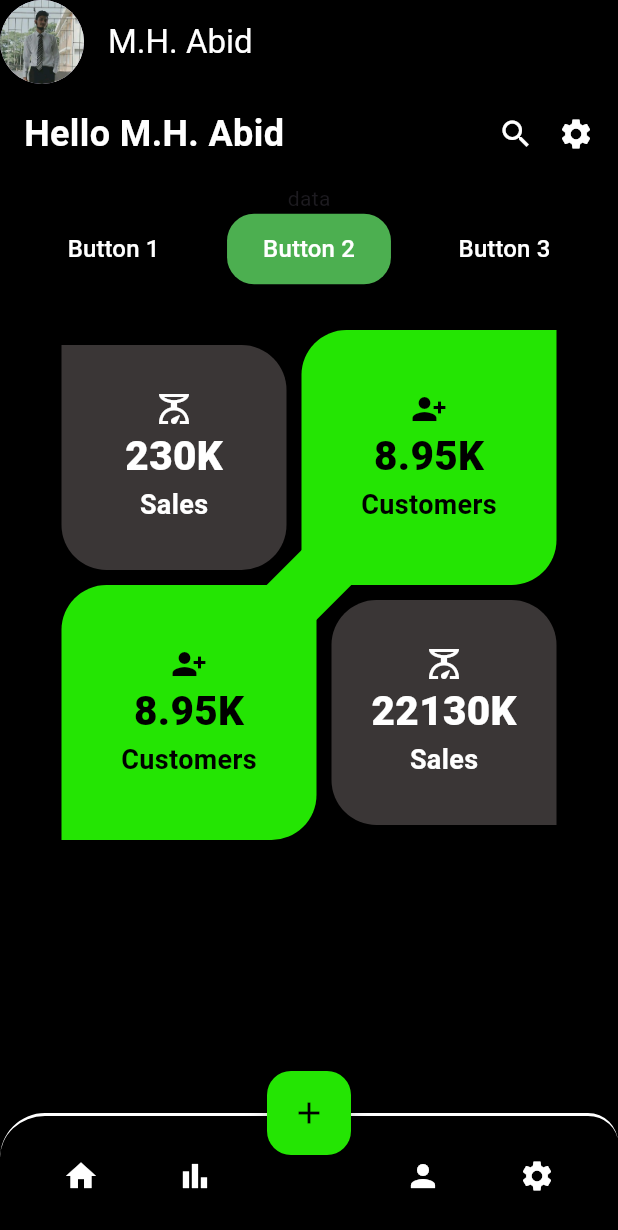
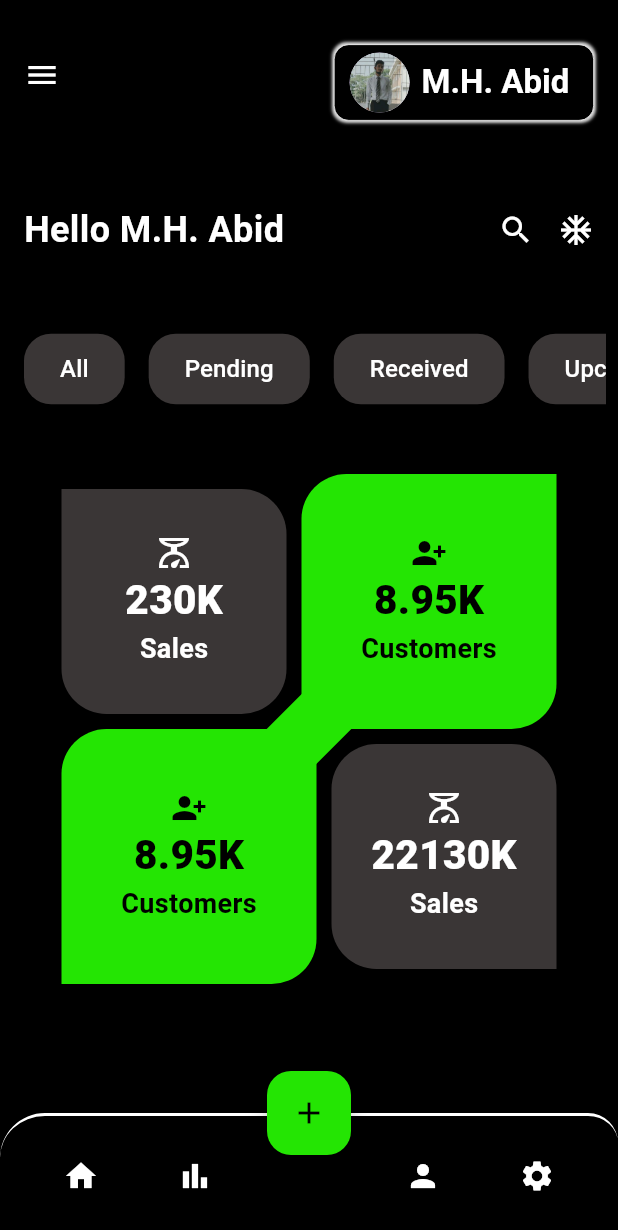
Before and after one commit to mahbub-hasan-abid/flutter-UI-design, a Flutter app: the screen it shows after launch, on a phone screen of 412 x 824 dp. Shown: the top 1230 px of the screen. Run offline on Flutter 3.47's test engine with Material 3 defaults, Android fonts, the phone set to English and light mode, and no system bars; project files that could hold a hidden picture were left out.

Commit message:
sales_tracking

```diff
--- a/sales_track_with_heatmap/tracking/lib/main.dart
+++ b/sales_track_with_heatmap/tracking/lib/main.dart
@@ -24,23 +24,69 @@ class MyApp extends StatelessWidget {
 class HomePage extends StatelessWidget {
   @override
   Widget build(BuildContext context) {
-    return Scaffold(
+    return SafeArea(
+      top: true,
+      child: Scaffold(
           backgroundColor: Colors.black,
           appBar: AppBar(
+            toolbarHeight: 100,
             backgroundColor: Colors.black,
             elevation: 0,
-          leading: const CircleAvatar(
+            leading: const Icon(Icons.menu, color: Colors.white),
+            centerTitle: true, // Replace with your desired icon
+            title: Padding(
+              padding: const EdgeInsets.only(top: 10),
+              child: Row(
+                mainAxisAlignment:
+                    MainAxisAlignment.end, // Align content to the right
+                children: [
+                  Container(
+                    padding: const EdgeInsets.all(5.0),
+                    decoration: BoxDecoration(
+                      color: Colors.black, // Background color of the square
+                      shape: BoxShape.rectangle,
+                      borderRadius:
+                          BorderRadius.circular(10.0), // Rounded corners
+                      border: Border.all(
+                          color: Colors.white, width: .5), // White border
+                      boxShadow: [
+                        BoxShadow(
+                          color: const Color.fromARGB(255, 245, 245, 245)
+                              .withOpacity(0.9), // Shadow color
+                          spreadRadius: 1, // Spread radius
+                          blurRadius: 1, // Blur radius
+                          // offset: const Offset(1, 1), // Shadow offset
+                        ),
+                      ],
+                    ),
+                    child: const Row(
+                      children: [
+                        SizedBox(
+                          width: 5,
+                        ),
+                        CircleAvatar(
                           backgroundImage: AssetImage('assets/profile.jpg'),
                         ),
-          title: const Text(
-            'M.H. Abid',
+                        SizedBox(width: 8.0), // Space between image and text
+                        Text(
+                          'M.H. Abid  ',
                           style: TextStyle(
-              color: Colors.white,
+                            color: Colors.white, // Text color
+                            fontWeight: FontWeight.bold, // Make text bold
+                          ),
+                        ),
+                      ],
+                    ),
+                  )
+                ],
               ),
             ),
           ),
           body: Column(
             children: [
+              SizedBox(
+                height: 20,
+              ),
               const Padding(
                 padding: EdgeInsets.all(16),
                 child: Row(
@@ -59,38 +105,53 @@ class HomePage extends StatelessWidget {
                     ),
                     SizedBox(width: 16),
                     Icon(
-                    Icons.settings,
+                      Icons.ac_unit_outlined,
                       color: Colors.white,
                     ),
                   ],
                 ),
               ),
-            Text("data"),
-            Row(
+              SizedBox(
+                height: 20,
+              ),
+              Padding(
+                padding: const EdgeInsets.all(8.0),
+                child: SingleChildScrollView(
+                  scrollDirection: Axis.horizontal,
+                  child: Row(
                     mainAxisAlignment: MainAxisAlignment.spaceEvenly,
                     children: [
                       BeautifulButton(
-                  text: "Button 1",
-                  color: Colors.black,
+                        text: "All",
+                        color: Color.fromARGB(255, 58, 54, 54),
                         onPressed: () {
                           // Handle button press
                         },
                       ),
                       BeautifulButton(
-                  text: "Button 2",
-                  color: Colors.green,
+                        text: "Pending",
+                        color: Color.fromARGB(255, 58, 54, 54),
                         onPressed: () {
                           // Handle button press
                         },
                       ),
                       BeautifulButton(
-                  text: "Button 3",
-                  color: Colors.black,
+                        text: "Received",
+                        color: Color.fromARGB(255, 58, 54, 54),
+                        onPressed: () {
+                          // Handle button press
+                        },
+                      ),
+                      BeautifulButton(
+                        text: "Upcomming",
+                        color: Color.fromARGB(255, 58, 54, 54),
                         onPressed: () {
                           // Handle button press
                         },
                       ),
                     ],
+                  ),
+                ),
               ),
               Container(
                 height: 380,
@@ -115,7 +176,7 @@ class HomePage extends StatelessWidget {
                       right: 30,
                       top: 210,
                       child: Container(
-                      decoration: BoxDecoration(
+                        decoration: const BoxDecoration(
                           // borderRadius: BorderRadius.circular(30),
                           borderRadius: BorderRadius.only(
                             bottomLeft: Radius.circular(30.0),
@@ -155,13 +216,13 @@ class HomePage extends StatelessWidget {
                       right: 30,
                       top: 30,
                       child: Container(
-                      decoration: BoxDecoration(
+                        decoration: const BoxDecoration(
                             borderRadius: BorderRadius.only(
                               bottomRight: Radius.circular(30.0),
                               //  topRight: Radius.circular(30.0),
                               topLeft: Radius.circular(30.0),
                             ),
-                          color: const Color.fromARGB(255, 36, 229, 3)),
+                            color: Color.fromARGB(255, 36, 229, 3)),
                         height: 170,
                         width: 170,
                         child: const Column(
@@ -193,13 +254,13 @@ class HomePage extends StatelessWidget {
                       top: 200,
                       left: 30,
                       child: Container(
-                      decoration: BoxDecoration(
+                        decoration: const BoxDecoration(
                           borderRadius: BorderRadius.only(
                             bottomRight: Radius.circular(30.0),
                             // topRight: Radius.circular(30.0),
                             topLeft: Radius.circular(30.0),
                           ),
-                        color: const Color.fromARGB(255, 36, 229, 3),
+                          color: Color.fromARGB(255, 36, 229, 3),
                         ),
                         height: 170,
                         width: 170,
@@ -232,7 +293,7 @@ class HomePage extends StatelessWidget {
                       top: 40,
                       left: 30,
                       child: Container(
-                      decoration: BoxDecoration(
+                        decoration: const BoxDecoration(
                           // borderRadius: BorderRadius.circular(30),
                           borderRadius: BorderRadius.only(
                             bottomRight: Radius.circular(30.0),
@@ -274,7 +335,7 @@ class HomePage extends StatelessWidget {
             ],
           ),
           bottomNavigationBar: Container(
-          decoration: BoxDecoration(
+            decoration: const BoxDecoration(
                 borderRadius: BorderRadius.only(
                   topLeft: Radius.circular(30),
                   topRight: Radius.circular(20),
@@ -287,7 +348,7 @@ class HomePage extends StatelessWidget {
                 )),
             child: BottomAppBar(
               color: Colors.transparent,
-            shape: CircularNotchedRectangle(),
+              shape: const CircularNotchedRectangle(),
               notchMargin: 8.0,
               child: Row(
                 mainAxisAlignment: MainAxisAlignment.spaceAround,
@@ -313,17 +374,19 @@ class HomePage extends StatelessWidget {
               ),
             ),
           ),
-        floatingActionButtonLocation: FloatingActionButtonLocation.centerDocked,
+          floatingActionButtonLocation:
+              FloatingActionButtonLocation.centerDocked,
           floatingActionButton: Stack(alignment: Alignment.center, children: [
             FloatingActionButton(
               onPressed: () {},
-            backgroundColor: Color.fromARGB(255, 36, 229, 3),
+              backgroundColor: const Color.fromARGB(255, 36, 229, 3),
               child: const Icon(
                 Icons.add,
                 color: Colors.black,
               ),
             ),
-        ]));
+          ])),
+    );
   }
 }
 
@@ -408,10 +471,12 @@ class BeautifulButton extends StatelessWidget {
 
   @override
   Widget build(BuildContext context) {
-    return ElevatedButton(
+    return Padding(
+      padding: const EdgeInsets.all(8.0),
+      child: ElevatedButton(
         style: ElevatedButton.styleFrom(
           backgroundColor: color,
-        padding: EdgeInsets.symmetric(horizontal: 24, vertical: 12),
+          padding: const EdgeInsets.symmetric(horizontal: 24, vertical: 12),
           shape: RoundedRectangleBorder(
             borderRadius: BorderRadius.circular(18.0),
           ),
@@ -420,9 +485,10 @@ class BeautifulButton extends StatelessWidget {
         onPressed: onPressed,
         child: Text(
           text,
-        style: TextStyle(
+          style: const TextStyle(
             color: Colors.white,
             fontSize: 16,
+          ),
         ),
       ),
     );
```
Lines whose indentation alone changed are shown as unchanged.
